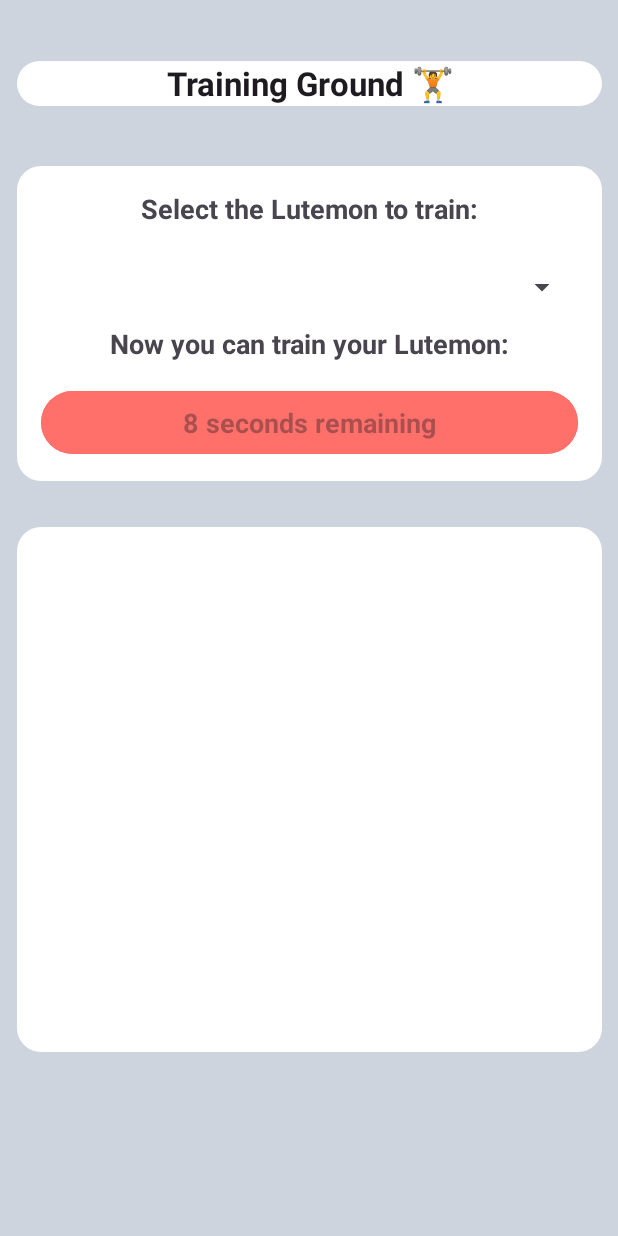
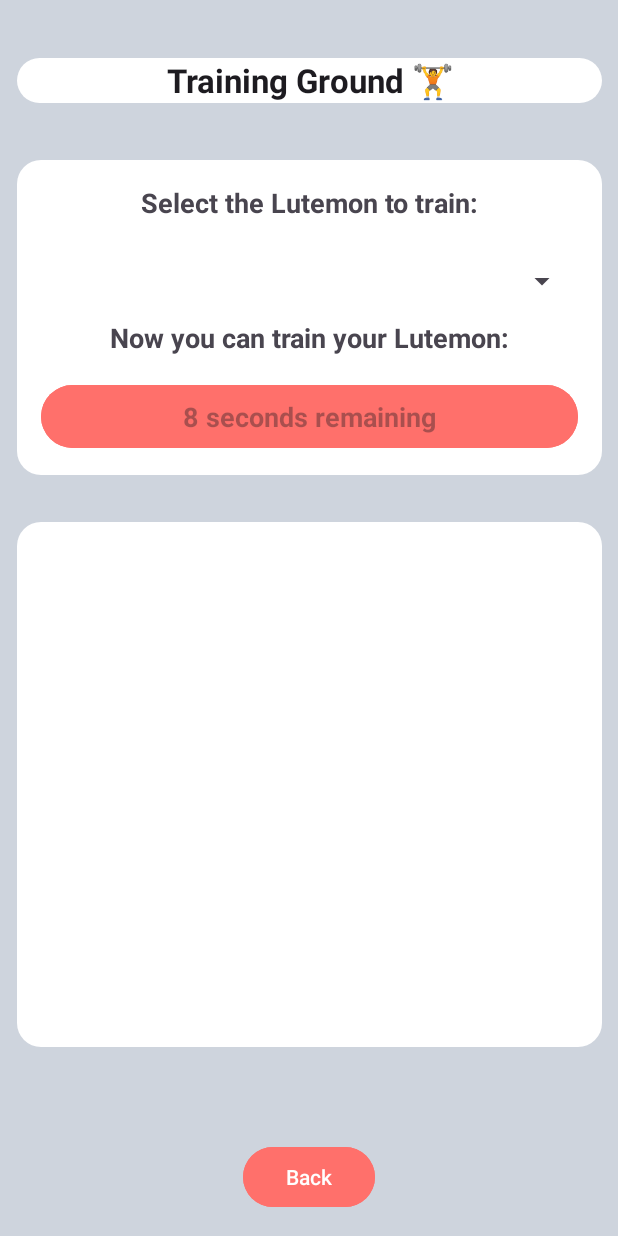
Before and after one commit to remeseeli/Finno-Ugric-Lutemon, an Android app: the TrainingActivity screen opened directly, with no data from a screen before it, after a tap on "Train", on a phone screen of 412 x 824 dp. Run offline under Robolectric (Android 15) with nearby library versions, the phone set to English and light mode, and no system bars.

Commit message:
Made the the "Back" buttons

```diff
--- a/app/src/main/java/com/palinka/finno_ugric_lutemon/Lutemon.java
+++ b/app/src/main/java/com/palinka/finno_ugric_lutemon/Lutemon.java
@@ -29,6 +29,7 @@ public abstract class Lutemon implements Serializable {
     private int numberOflosses = 0;
     private int numberOfBattles = 0;
     private int numberOfTrainings = 0;
+    public long lastTrainingTime =0 ; // This is used for the training cooldown, and is set to 0 when the lutemon is created
 
     public Lutemon(String name, String color, int attack, int defense, int testosterone, int experience, int level, int health, int maxHealth, int id) {
         // CONSTRUCTOR
@@ -86,6 +87,7 @@ public abstract class Lutemon implements Serializable {
     public int getNumberOfLosses() {return numberOflosses;}
     public int getNumberOfBattles() {return numberOfBattles;}
     public int getNumberOfTrainings() {return numberOfTrainings;}
+    public long getLastTrainingTime() {return lastTrainingTime;}
 
     //Setter methods for each variable
     public void setName(String name) {this.name = name;}
@@ -97,6 +99,7 @@ public abstract class Lutemon implements Serializable {
     public void setLevel(int level) {this.level = level;}
     public void setHealth(int health) {this.health = health;}
     public void setMaxHealth(int maxHealth) {this.maxHealth = maxHealth;}
+    public void setLastTrainingTime(long lastTrainingTime) {this.lastTrainingTime = lastTrainingTime;}
 
     //Setter methods for the statistics
     public void incrementWins() {this.numberOfwins++;}
--- a/app/src/main/java/com/palinka/finno_ugric_lutemon/activities/TrainingActivity.java
+++ b/app/src/main/java/com/palinka/finno_ugric_lutemon/activities/TrainingActivity.java
@@ -52,7 +52,6 @@ public class TrainingActivity extends AppCompatActivity {
     }
 
     TrainingArea trainingArea = new TrainingArea();
-    long lastTrainingTime = 0;
     /**
      * Train the selected Lutemon with countdown timer
      * @param view
@@ -61,10 +60,13 @@ public class TrainingActivity extends AppCompatActivity {
 
         Lutemon selectedLutemon = (Lutemon) trainSpinner.getSelectedItem();
         if (selectedLutemon != null) {
-            //check if the 1 hour has passed
+            //check if the 5 sec has passed
             long currentTime = System.currentTimeMillis();
-            if (currentTime - lastTrainingTime < 3600000) { // 1 hour in milliseconds
-                Toast.makeText(this, "You can only train a Lutemon once every hour.", Toast.LENGTH_LONG).show();
+            long lastTrainingTime = selectedLutemon.getLastTrainingTime();
+
+
+            if (currentTime - lastTrainingTime < 5000) { // 5 sec in milliseconds
+                Toast.makeText(this, "You can train " + selectedLutemon.getName() + " again in 5 seconds.", Toast.LENGTH_LONG).show();
                 return;
             }
 
@@ -86,10 +88,10 @@ public class TrainingActivity extends AppCompatActivity {
                     //Enable the train button
                     trainButton.setEnabled(true);
                     trainButton.setText("Train");
-                    Toast.makeText(TrainingActivity.this, selectedLutemon.getName() + "gained 10 experience points.", Toast.LENGTH_LONG).show();
+                    Toast.makeText(TrainingActivity.this, selectedLutemon.getName() + " gained 10 experience points.", Toast.LENGTH_LONG).show();
                 }
             }.start();
-            lastTrainingTime = System.currentTimeMillis(); // Update the last training time
+           selectedLutemon.setLastTrainingTime(currentTime);
         }else {
             Toast.makeText(this, "Please select a Lutemon to train.", Toast.LENGTH_LONG).show();
         }
--- a/app/src/main/res/layout/activity_training.xml
+++ b/app/src/main/res/layout/activity_training.xml
@@ -1,6 +1,7 @@
 <?xml version="1.0" encoding="utf-8"?>
 <androidx.constraintlayout.widget.ConstraintLayout xmlns:android="http://schemas.android.com/apk/res/android"
     xmlns:app="http://schemas.android.com/apk/res-auto"
+    xmlns:tools="http://schemas.android.com/tools"
     android:id="@+id/testTrainingPage"
     android:layout_width="match_parent"
     android:layout_height="match_parent"
@@ -24,6 +25,7 @@
         android:id="@+id/linearLayout2"
         android:layout_width="390dp"
         android:layout_height="210dp"
+        android:layout_marginBottom="20dp"
         android:background="@drawable/rounded_corner_background"
         android:orientation="vertical"
         android:padding="16dp"
@@ -84,4 +86,16 @@
         app:layout_constraintVertical_bias="0.19999999">
 
     </FrameLayout>
+
+    <Button
+        android:id="@+id/backToHome"
+        android:layout_width="wrap_content"
+        android:layout_height="wrap_content"
+        android:layout_marginBottom="15dp"
+        android:backgroundTint="#FF706B"
+        android:onClick="goToMainMenu"
+        android:text="Back"
+        app:layout_constraintBottom_toBottomOf="parent"
+        app:layout_constraintEnd_toEndOf="parent"
+        app:layout_constraintStart_toStartOf="parent" />
 </androidx.constraintlayout.widget.ConstraintLayout>
```
Also changed, not shown: app/src/main/res/layout/activity_recycler.xml (+18 -2 lines), app/src/main/res/layout/activity_statrecycler.xml (+16 -1 lines).
